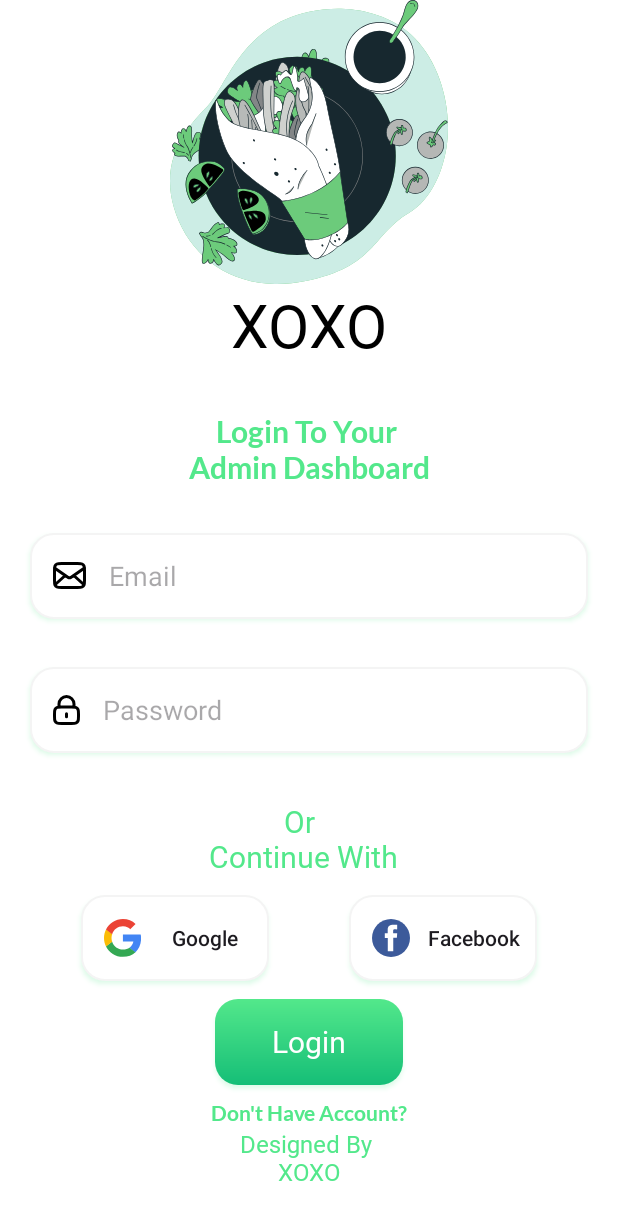
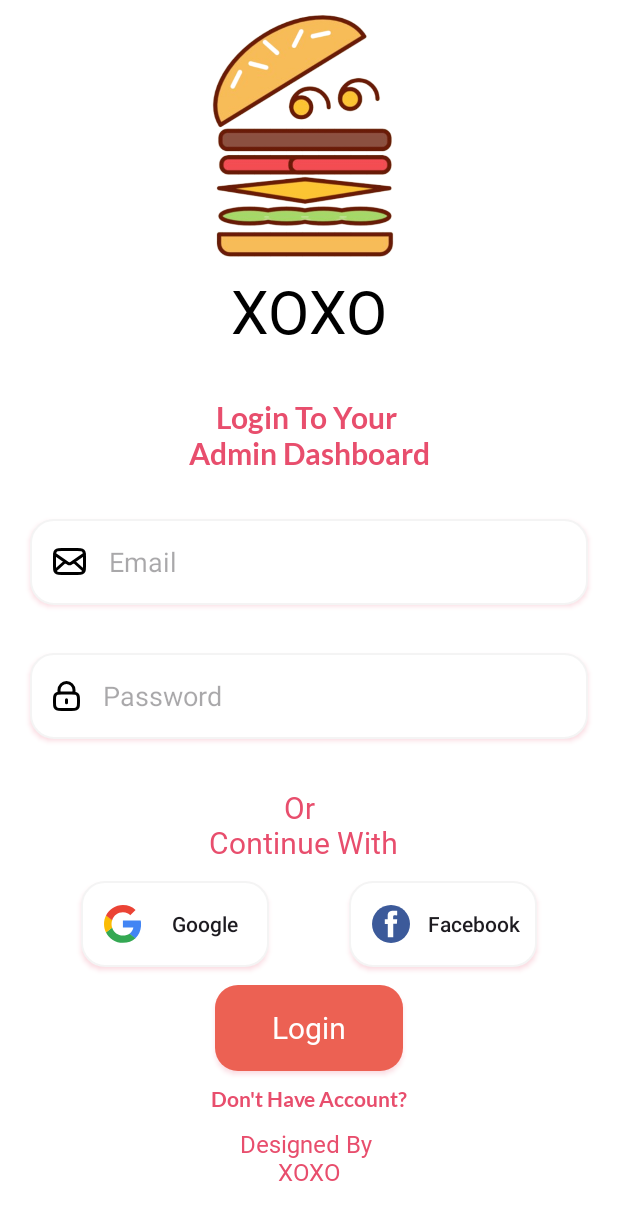
Before and after one commit to Prernaa1004/Food-delivery-app, an Android app: the screen it shows after launch (LoginActivity), on a phone screen of 412 x 824 dp. Shown: the top 1220 px of the screen. Run offline under Robolectric (Android 15) with nearby library versions, the phone set to English and light mode, and no system bars.

Commit message:
color update

```diff
--- a/ADMIN/app/src/main/res/drawable/greenbuttongradient.xml
+++ b/ADMIN/app/src/main/res/drawable/greenbuttongradient.xml
@@ -1,5 +1,7 @@
 <?xml version="1.0" encoding="utf-8"?>
 <shape xmlns:android="http://schemas.android.com/apk/res/android">
-<gradient android:angle="-45" android:startColor="#53E88B" android:endColor="#15BE77"/>
+<gradient android:angle="-45"
+    android:startColor="@color/startColor"
+    android:endColor="@color/endColor"/>
     <corners android:radius="15dp"/>
 </shape>
--- a/ADMIN/app/src/main/res/layout/activity_login.xml
+++ b/ADMIN/app/src/main/res/layout/activity_login.xml
@@ -10,9 +10,9 @@
 
     <ImageView
         android:id="@+id/imageView"
-        android:layout_width="wrap_content"
-        android:layout_height="wrap_content"
-        android:src="@drawable/logo"
+        android:layout_width="223dp"
+        android:layout_height="180dp"
+        android:src="@drawable/logofinal"
         app:layout_constraintEnd_toEndOf="parent"
         app:layout_constraintStart_toStartOf="parent"
         app:layout_constraintTop_toTopOf="parent" />
--- a/ADMIN/app/src/main/res/layout/activity_sign_up.xml
+++ b/ADMIN/app/src/main/res/layout/activity_sign_up.xml
@@ -164,7 +164,7 @@
         android:layout_width="157dp"
         android:layout_height="57dp"
         android:layout_marginTop="12dp"
-        android:background="@drawable/greenbuttongradient"
+        android:background="@drawable/addtocartshape"
         android:fontFamily="@font/yeonsung_regular"
         android:outlineSpotShadowColor="@color/textColor"
         android:text="Create Account"
--- a/ADMIN/app/src/main/res/values/colors.xml
+++ b/ADMIN/app/src/main/res/values/colors.xml
@@ -2,8 +2,8 @@
 <resources>
     <color name="black">#FF000000</color>
     <color name="white">#FFFFFFFF</color>
-    <color name="textColor">#53E88B</color>
-    <color name="startColor">#53E88B</color>
-    <color name="endColor">#15B377</color>
-    <color name="iconColor">#FF0000</color>
+    <color name="textColor">#E84E6D</color>
+    <color name="startColor">#EC6153</color>
+    <color name="endColor">#EC6153</color>
+    <color name="iconColor">#FFBF00</color>
 </resources>
```
